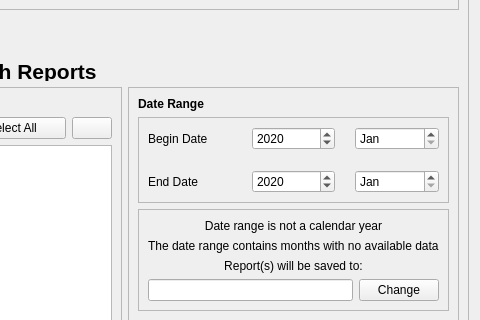
Before: the Qt Designer form ui/FetchReportsTab.ui in CS-4820-Library-Project/COUNTER-5-Report-Tool-2020-5.0, drawn with Qt 5; both pictures show x 534 to 1014 and y 103 to 423 of the 1014 by 703 pixel window.
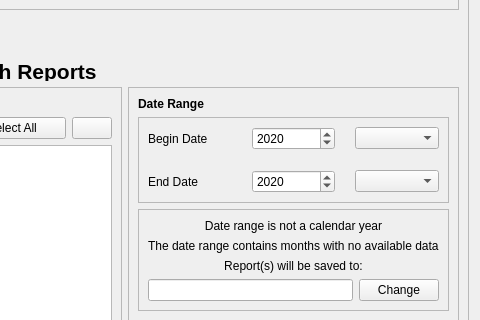
After: the same form once the commit is applied. Icons and pictures are not drawn.

Patch:
```diff
--- a/ui/FetchReportsTab.ui
+++ b/ui/FetchReportsTab.ui
@@ -435,8 +435,8 @@
                   <property name="spacing">
                    <number>20</number>
                   </property>
-                  <item row="2" column="2">
-                   <widget class="QDateEdit" name="end_date_edit_fetch_month">
+                  <item row="2" column="1">
+                   <widget class="QDateEdit" name="end_date_edit_fetch_year">
                     <property name="dateTime">
                      <datetime>
                       <hour>0</hour>
@@ -448,14 +448,7 @@
                      </datetime>
                     </property>
                     <property name="displayFormat">
-                     <string>MMM</string>
-                    </property>
-                   </widget>
-                  </item>
-                  <item row="0" column="0">
-                   <widget class="QLabel" name="label_9">
-                    <property name="text">
-                     <string>Begin Date</string>
+                     <string>yyyy</string>
                     </property>
                    </widget>
                   </item>
@@ -479,20 +472,10 @@
                     </property>
                    </widget>
                   </item>
-                  <item row="2" column="1">
-                   <widget class="QDateEdit" name="end_date_edit_fetch_year">
-                    <property name="dateTime">
-                     <datetime>
-                      <hour>0</hour>
-                      <minute>0</minute>
-                      <second>0</second>
-                      <year>2020</year>
-                      <month>1</month>
-                      <day>1</day>
-                     </datetime>
-                    </property>
-                    <property name="displayFormat">
-                     <string>yyyy</string>
+                  <item row="0" column="0">
+                   <widget class="QLabel" name="label_9">
+                    <property name="text">
+                     <string>Begin Date</string>
                     </property>
                    </widget>
                   </item>
@@ -504,21 +487,10 @@
                    </widget>
                   </item>
                   <item row="0" column="2">
-                   <widget class="QDateEdit" name="begin_date_edit_fetch_month">
-                    <property name="dateTime">
-                     <datetime>
-                      <hour>0</hour>
-                      <minute>0</minute>
-                      <second>0</second>
-                      <year>2020</year>
-                      <month>1</month>
-                      <day>1</day>
-                     </datetime>
-                    </property>
-                    <property name="displayFormat">
-                     <string>MMM</string>
-                    </property>
-                   </widget>
+                   <widget class="QComboBox" name="comboBox"/>
+                  </item>
+                  <item row="2" column="2">
+                   <widget class="QComboBox" name="comboBox_2"/>
                   </item>
                  </layout>
                 </widget>
```
Left out of the diff: 2 changed lines with no effect on the pictures.
